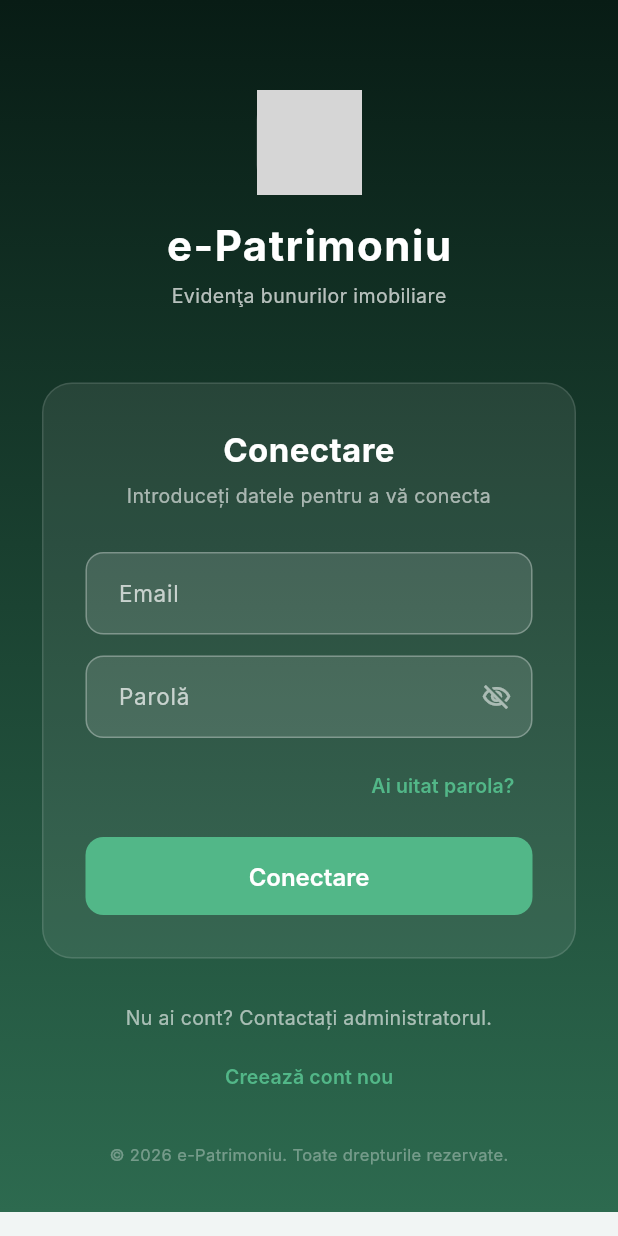
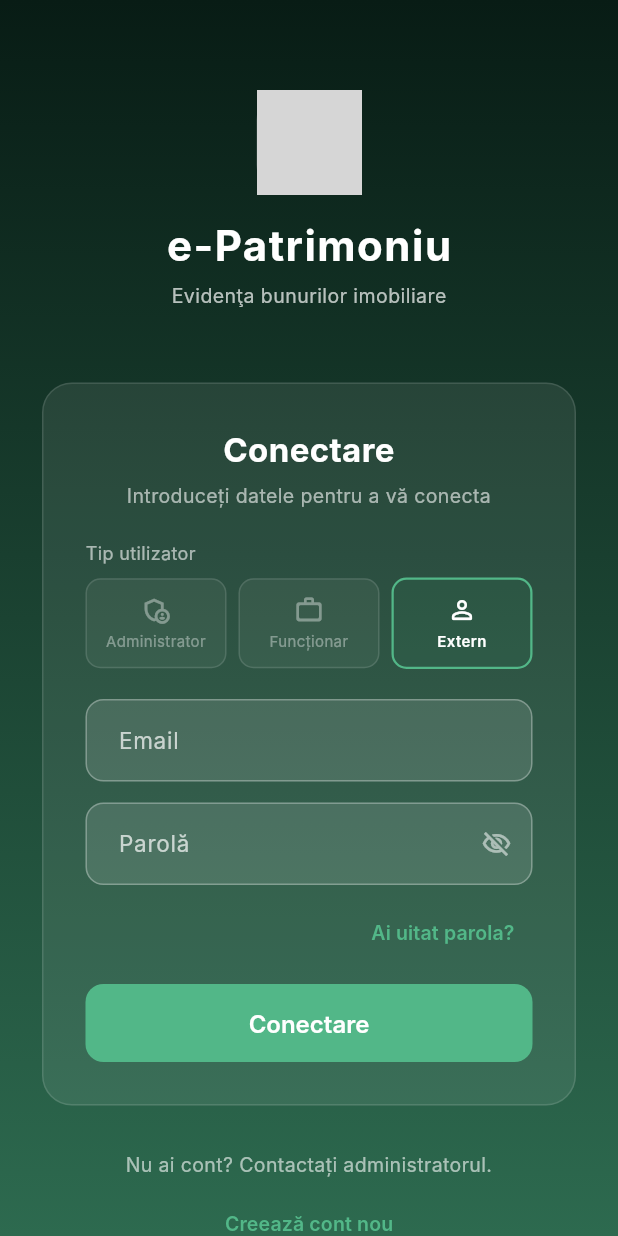
Before and after one commit to aria-a20y/e_patrimoniu, a Flutter app: the screen it shows after launch, on a phone screen of 412 x 824 dp. Run offline on Flutter 3.47's test engine with Material 3 defaults, Android fonts, the phone set to English and light mode, and no system bars; our stand-ins replace file_picker, firebase_auth, firebase_core, fl_chart, shared_preferences; accounts and stored records are empty; Roboto replaces fonts that are missing (Inter); grey boxes are pictures that could not be loaded.

Commit message:
feat: role selector on login page + admin-only Users menu guard

```diff
--- a/lib/ui/screens/auth/login.dart
+++ b/lib/ui/screens/auth/login.dart
@@ -2,6 +2,7 @@ import 'package:flutter/material.dart';
 import 'package:firebase_auth/firebase_auth.dart';
 import '../../styles/auth_styles.dart';
 import '../../theme/app_theme.dart';
+import '../../../core/models/user/user_model.dart';
 import 'register.dart';
 import 'reset_password.dart';
 
@@ -17,6 +18,7 @@ class _LoginScreenState extends State<LoginScreen> {
   final _passCtl = TextEditingController();
   bool _loading = false;
   bool _obscure = true;
+  UserRole _selectedRole = UserRole.extern;
 
   String? _validateEmail(String? v) {
     if (v == null || v.trim().isEmpty) return 'Introduceți emailul';
@@ -164,7 +166,9 @@ class _LoginScreenState extends State<LoginScreen> {
               ),
               textAlign: TextAlign.center,
             ),
-            const SizedBox(height: 28),
+            const SizedBox(height: 20),
+            _buildRoleSelector(),
+            const SizedBox(height: 20),
             TextFormField(
               controller: _emailCtl,
               style: const TextStyle(color: Colors.white, fontFamily: 'Inter'),
@@ -225,6 +229,72 @@ class _LoginScreenState extends State<LoginScreen> {
     );
   }
 
+  Widget _buildRoleSelector() {
+    return Column(
+      crossAxisAlignment: CrossAxisAlignment.stretch,
+      children: [
+        Text(
+          'Tip utilizator',
+          style: TextStyle(color: Colors.white.withValues(alpha: 0.6), fontSize: 12, fontFamily: 'Inter'),
+        ),
+        const SizedBox(height: 8),
+        Row(
+          children: [
+            _buildRoleChip(UserRole.administrator, 'Administrator', Icons.admin_panel_settings_outlined),
+            const SizedBox(width: 8),
+            _buildRoleChip(UserRole.functionar, 'Funcționar', Icons.work_outline_rounded),
+            const SizedBox(width: 8),
+            _buildRoleChip(UserRole.extern, 'Extern', Icons.person_outline_rounded),
+          ],
+        ),
+      ],
+    );
+  }
+
+  Widget _buildRoleChip(UserRole role, String label, IconData icon) {
+    final isSelected = _selectedRole == role;
+    return Expanded(
+      child: GestureDetector(
+        onTap: () => setState(() => _selectedRole = role),
+        child: AnimatedContainer(
+          duration: const Duration(milliseconds: 150),
+          padding: const EdgeInsets.symmetric(vertical: 10),
+          decoration: BoxDecoration(
+            color: isSelected
+                ? AppTheme.greenEmerald.withValues(alpha: 0.25)
+                : Colors.white.withValues(alpha: 0.05),
+            borderRadius: BorderRadius.circular(10),
+            border: Border.all(
+              color: isSelected ? AppTheme.greenLight : Colors.white12,
+              width: isSelected ? 1.5 : 1,
+            ),
+          ),
+          child: Column(
+            mainAxisSize: MainAxisSize.min,
+            children: [
+              Icon(
+                icon,
+                color: isSelected ? Colors.white : Colors.white38,
+                size: 20,
+              ),
+              const SizedBox(height: 4),
+              Text(
+                label,
+                style: TextStyle(
+                  color: isSelected ? Colors.white : Colors.white38,
+                  fontSize: 10,
+                  fontFamily: 'Inter',
+                  fontWeight: isSelected ? FontWeight.w600 : FontWeight.w400,
+                ),
+                textAlign: TextAlign.center,
+              ),
+            ],
+          ),
+        ),
+      ),
+    );
+  }
+
   Widget _buildFooter() {
     return Column(
       children: [
@@ -237,11 +307,10 @@ class _LoginScreenState extends State<LoginScreen> {
           textAlign: TextAlign.center,
         ),
         const SizedBox(height: 6),
-        // Doar pentru dezvoltare/demo - poate fi eliminat în producție
         TextButton(
           onPressed: () => Navigator.push(
             context,
-            MaterialPageRoute(builder: (_) => const RegisterScreen()),
+            MaterialPageRoute(builder: (_) => RegisterScreen(initialRole: _selectedRole)),
           ),
           style: TextButton.styleFrom(foregroundColor: AppTheme.greenLight),
           child: const Text('Creează cont nou', style: TextStyle(fontSize: 13)),
--- a/lib/ui/screens/auth/register.dart
+++ b/lib/ui/screens/auth/register.dart
@@ -5,7 +5,8 @@ import '../../../core/models/user/user_model.dart';
 import '../../../core/services/auth_service.dart';
 
 class RegisterScreen extends StatefulWidget {
-  const RegisterScreen({super.key});
+  final UserRole? initialRole;
+  const RegisterScreen({super.key, this.initialRole});
   @override
   State<RegisterScreen> createState() => _RegisterScreenState();
 }
@@ -21,7 +22,13 @@ class _RegisterScreenState extends State<RegisterScreen> {
   bool _loading = false;
   bool _obscure = true;
   bool _obscureConfirm = true;
-  UserRole _selectedRole = UserRole.extern;
+  late UserRole _selectedRole;
+
+  @override
+  void initState() {
+    super.initState();
+    _selectedRole = widget.initialRole ?? UserRole.extern;
+  }
 
   Future<void> _submit() async {
     if (!_formKey.currentState!.validate()) return;
--- a/lib/ui/screens/main_layout.dart
+++ b/lib/ui/screens/main_layout.dart
@@ -77,7 +77,11 @@ class _MainLayoutState extends State<MainLayout> {
       case 5: return const ContractsScreen();
       case 6: return const AuctionsScreen();
       case 7: return const AiAssistantScreen();
-      case 8: return const UsersScreen();
+      case 8:
+        if (_currentRole != UserRole.administrator) {
+          return DashboardScreen(onNavigate: (i) => setState(() => _selectedIndex = i));
+        }
+        return const UsersScreen();
       case 9: return const AuditScreen();
       default: return ComingSoonScreen(title: _getComingSoonTitle(_selectedIndex));
     }
```
